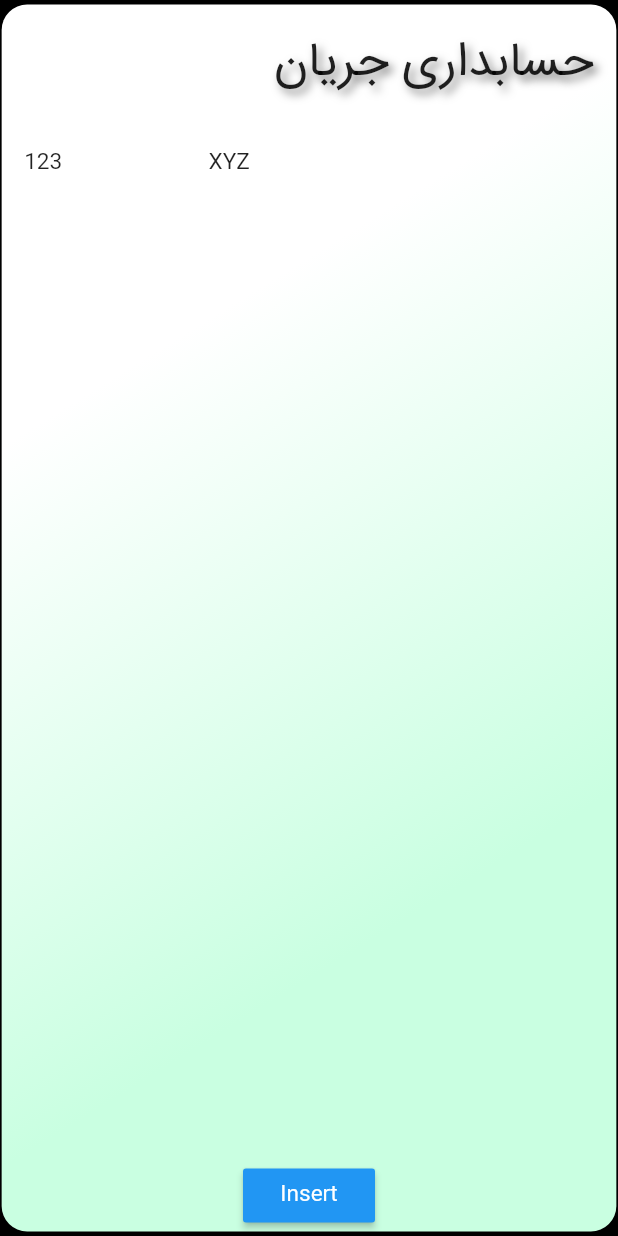
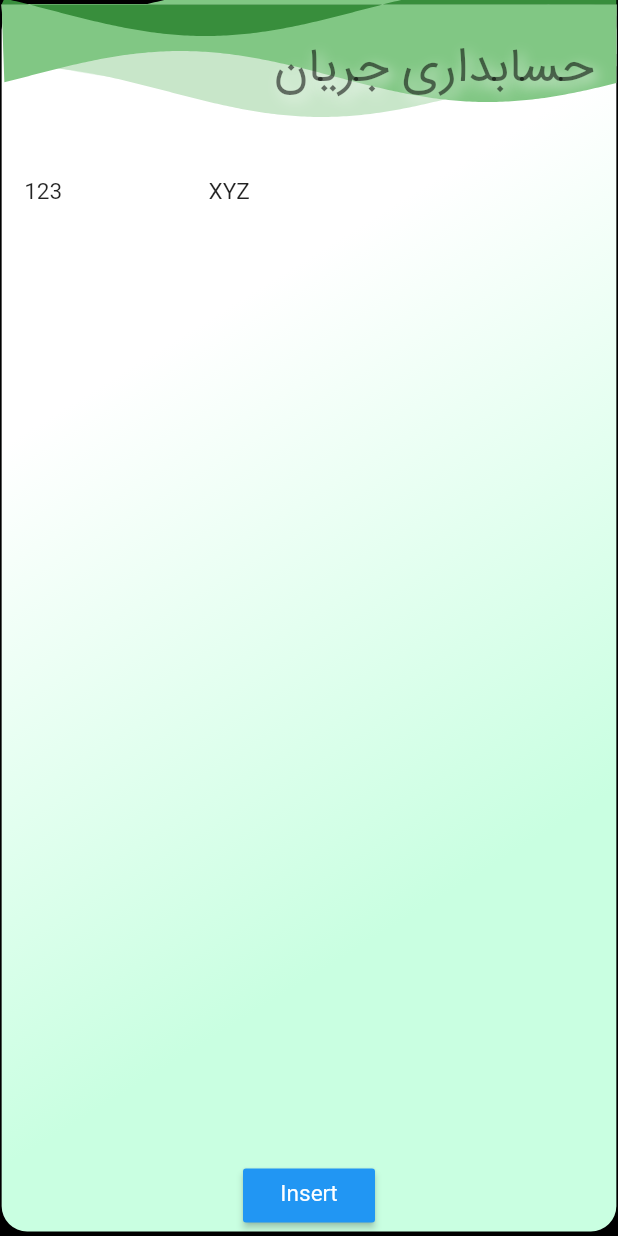
Before and after one commit to eliasdfazel/FlowMonetary, a Flutter app: the screen it shows after launch, on a phone screen of 412 x 824 dp. Run offline on Flutter 3.47's test engine with Material 2 defaults, Android fonts, the light colour scheme and no system bars; drawn by our look-alikes of wave; our stand-ins replace sqflite; accounts and stored records are empty.

Commit message:
Initializing Project Structure

```diff
--- a/flow_accounting/lib/interface/main_interface.dart
+++ b/flow_accounting/lib/interface/main_interface.dart
@@ -1,6 +1,8 @@
 import 'package:flow_accounting/resources/colors.dart';
 import 'package:flow_accounting/resources/strings.dart';
 import 'package:flutter/material.dart';
+import 'package:wave/config.dart';
+import 'package:wave/wave.dart';
 
 class HomePage extends StatefulWidget {
 
@@ -41,31 +43,63 @@ class _HomePageState extends State<HomePage> {
             ),
             child: Column ( /*** Page Content ***/
               children: [
+                SizedBox(
+                  width: double.infinity,
+                  height: 100,
+                  child: Stack(
+                    children: [
+                      RotatedBox (
+                          quarterTurns: 2,
+                          child: WaveWidget(
+                            config: CustomConfig(
+                              colors: [
+                                Colors.green.shade50,
+                                Colors.green.shade100,
+                                Colors.green.shade300,
+                                Colors.green.shade300,
+                                Colors.green.shade700,
+                              ],
+                              durations: [11000, 11000, 13000, 7700, 9000],
+                              heightPercentages: [0.50, 0.25, 0.35, 0.91, 0.79],
+                              blur: const MaskFilter.blur(BlurStyle.normal, 1.9),
+                            ),
+                            backgroundColor: Colors.transparent,
+                            size: const Size(double.infinity, 300),
+                            waveAmplitude: 7,
+                          )
+                      ),
+                      Expanded(
+                        child: SizedBox(
+                          width: double.infinity,
+                          height: 100,
+                          child: Padding(
+                            padding: EdgeInsets.fromLTRB(0, 19, 15, 0),
+                            child: Text(
+                              Strings.applicationName,
+                              textDirection: TextDirection.rtl,
+                              style: TextStyle(
+                                fontSize: 32,
+                                color: Colors.black54,
+                                shadows: [
+                                  Shadow(
+                                    color: Colors.white.withOpacity(0.7),
+                                    offset: Offset(3, 3),
+                                    blurRadius: 11,
+                                  )
+                                ],
+                              ),
+                            ),
+                          )
+                        ),
+                      ),
+                    ],
+                  ),
+                ),
                 Expanded(child: ListView(children: [
                   Row(
                     mainAxisAlignment: MainAxisAlignment.spaceEvenly,
                     children: [
-                      Expanded(
-                        flex: 1,
-                        child: Padding(
-                          padding: const EdgeInsets.all(15),
-                          child:  Text(
-                            Strings.applicationName,
-                            textDirection: TextDirection.rtl,
-                            style: TextStyle(
-                              fontSize: 32,
-                              color: Colors.black87,
-                              shadows: [
-                                Shadow(
-                                  color: Colors.black.withOpacity(0.5),
-                                  offset: Offset(3, 3),
-                                  blurRadius: 7,
-                                )
-                              ],
-                            ),
-                          ),
-                        ),
-                      ),
+
                     ],
                   ),
                   Row(
```
Also changed, not shown: 1 other file.
